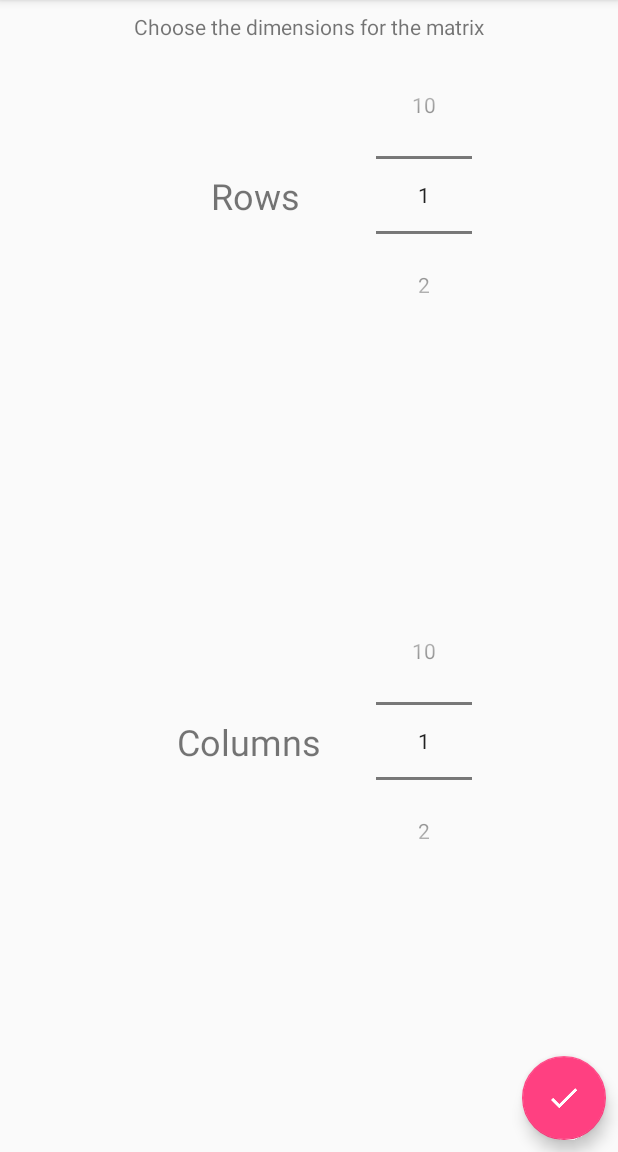
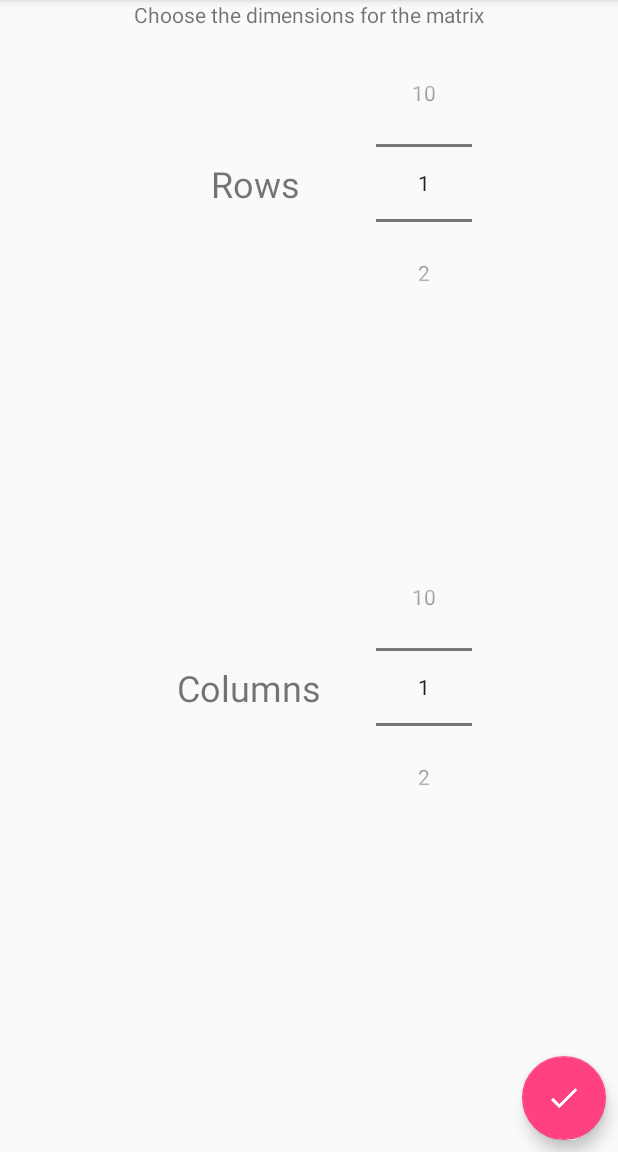
Before and after one commit to bhidalgo/Photon-Code-Challenge, an Android app: the screen it shows after launch (MainActivity), on a phone screen of 412 x 824 dp, the part 84-1236 px from its top. Run offline under Robolectric (Android 15) with nearby library versions, the phone set to English and light mode, and no system bars; our stand-ins replace data binding.

Commit message:
[bugfix][insert]
fixed layout issues

added setGravity for APIs below 17

```diff
--- a/app/src/main/java/hidalgo/brandon/photoncodechallenge/view/components/MatrixCellView.java
+++ b/app/src/main/java/hidalgo/brandon/photoncodechallenge/view/components/MatrixCellView.java
@@ -3,6 +3,7 @@ package hidalgo.brandon.photoncodechallenge.view.components;
 import android.content.Context;
 import android.support.annotation.Nullable;
 import android.util.AttributeSet;
+import android.view.Gravity;
 import android.view.LayoutInflater;
 import android.widget.EditText;
 import android.widget.LinearLayout;
@@ -79,6 +80,8 @@ public class MatrixCellView extends LinearLayout {
 
         mCellEditText.setInputType(TYPE_CLASS_NUMBER);
 
+        mCellEditText.setGravity(Gravity.CENTER);
+
         LayoutParams params = new LayoutParams(LinearLayout.LayoutParams.WRAP_CONTENT, LinearLayout.LayoutParams.WRAP_CONTENT);
 
         setLayoutParams(params);
--- a/app/src/main/res/layout/matrix_dimens_fragment.xml
+++ b/app/src/main/res/layout/matrix_dimens_fragment.xml
@@ -18,7 +18,6 @@
             android:layout_height="24dp"
             android:layout_marginEnd="8dp"
             android:layout_marginStart="8dp"
-            android:layout_marginTop="8dp"
             android:text="@string/instructions"
             app:layout_constraintEnd_toEndOf="parent"
             app:layout_constraintStart_toStartOf="parent"
@@ -73,10 +72,9 @@
             android:layout_marginBottom="8dp"
             android:layout_marginEnd="8dp"
             android:layout_marginTop="8dp"
-            app:layout_constraintBottom_toBottomOf="parent"
+            app:layout_constraintBottom_toTopOf="@+id/appCompatButton"
             app:layout_constraintEnd_toEndOf="@+id/textView"
-            app:layout_constraintTop_toBottomOf="@+id/rowsNumberPicker"
-            android:layout_marginRight="8dp" />
+            app:layout_constraintTop_toBottomOf="@+id/rowsNumberPicker" />
 
         <android.support.design.widget.FloatingActionButton
             android:id="@+id/appCompatButton"
--- a/app/src/main/res/values/strings.xml
+++ b/app/src/main/res/values/strings.xml
@@ -7,10 +7,7 @@
     <string name="rows_textview_text">Rows</string>
 
     <!-- Matrix Fragment -->
-    <string name="answer">
-        Answer: %1$s\n
-        Cost: %2$d\n
-        Path: %3$s</string>
+    <string name="answer">Answer: %1$s\nCost: %2$d\nPath: %3$s</string>
     <string name="polc_instructions">Fill in your matrix and hit the button</string>
     <string name="cell_default_value">0</string>
 </resources>
```
